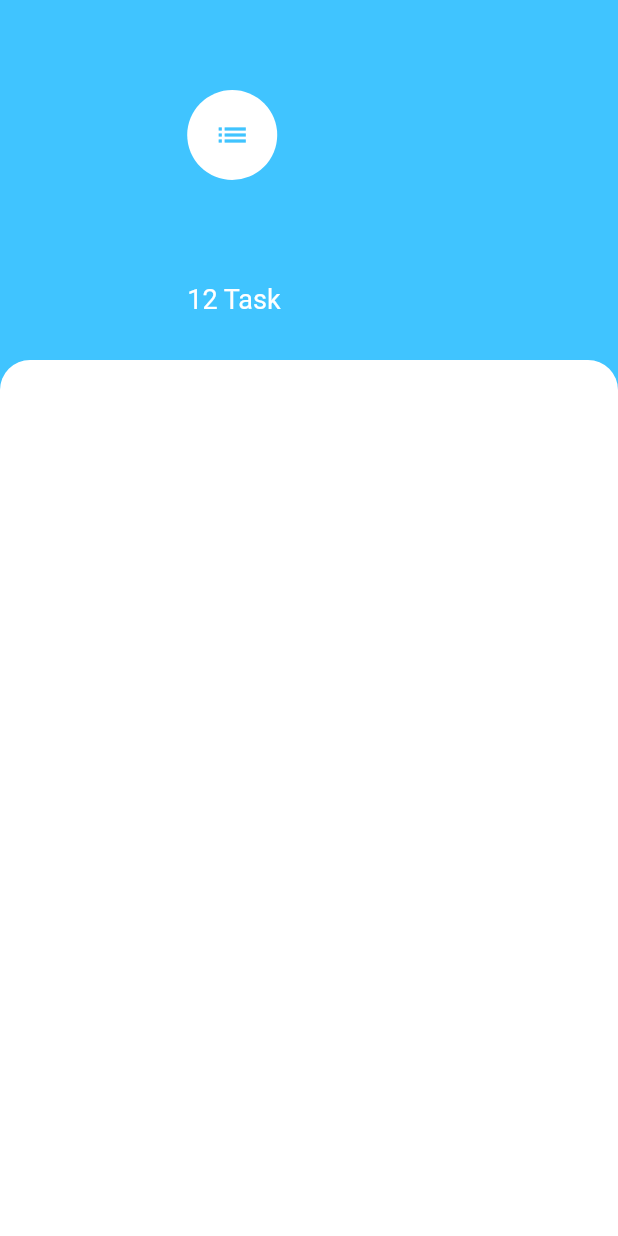
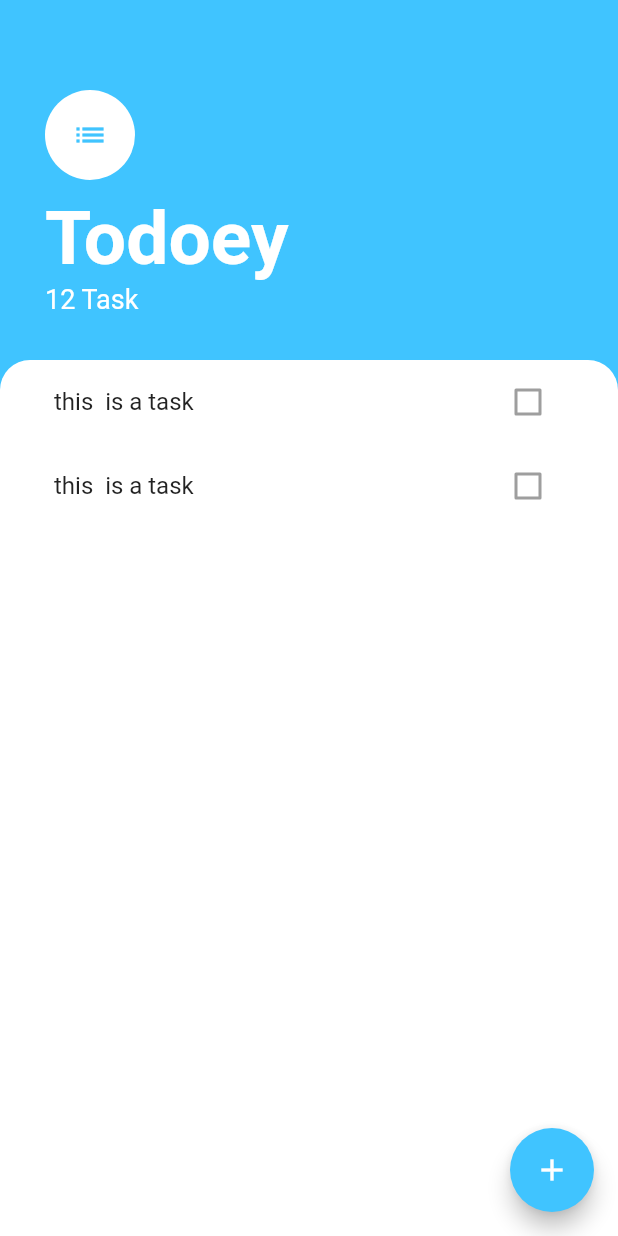
Before and after one commit to phawazzzy/flutter-todoey_app, a Flutter app: the screen it shows after launch, on a phone screen of 412 x 824 dp. Run offline on Flutter 3.47's test engine with Material 2 defaults, Android fonts, the phone set to English and light mode, and no system bars.

Commit message:
widgets breakdown

```diff
--- a/lib/screens/tasks_screen.dart
+++ b/lib/screens/tasks_screen.dart
@@ -1,15 +1,22 @@
 import 'package:flutter/material.dart';
+import 'package:todoey/widgets/task_list.dart';
 
 class TaskScreen extends StatelessWidget {
   @override
   Widget build(BuildContext context) {
     return Scaffold(
       backgroundColor: Colors.lightBlueAccent,
+      floatingActionButton: FloatingActionButton(
+        backgroundColor: Colors.lightBlueAccent,
+        onPressed: () {},
+        child: Icon(Icons.add),
+      ),
       body: Column(
+        crossAxisAlignment: CrossAxisAlignment.start,
         children: <Widget>[
           Container(
-              padding:
-                  EdgeInsets.only(left: 30.0, top: 60.0, right: 30.0, bottom: 30.0),
+              padding: EdgeInsets.only(
+                  left: 30.0, top: 60.0, right: 30.0, bottom: 30.0),
               child: Column(
                 crossAxisAlignment: CrossAxisAlignment.start,
                 children: <Widget>[
@@ -28,7 +35,7 @@ class TaskScreen extends StatelessWidget {
                     "Todoey",
                     style: TextStyle(
                       fontSize: 50.0,
-                      color: Colors.lightBlueAccent,
+                      color: Colors.white,
                       fontWeight: FontWeight.w700,
                     ),
                   ),
@@ -36,17 +43,19 @@ class TaskScreen extends StatelessWidget {
                     '12 Task',
                     style: TextStyle(fontSize: 18.0, color: Colors.white),
                   ),
-
                 ],
               )),
           Expanded(
             child: Container(
+              padding: EdgeInsets.symmetric(horizontal: 20.0),
               decoration: BoxDecoration(
-                  color: Colors.white,
-                  borderRadius: BorderRadius.only(
-                    topRight: Radius.circular(20.0),
-                    topLeft: Radius.circular(20.0),
-                  )),
+                color: Colors.white,
+                borderRadius: BorderRadius.only(
+                  topRight: Radius.circular(20.0),
+                  topLeft: Radius.circular(20.0),
+                ),
+              ),
+              child: TaskList(),
             ),
           ),
         ],
--- /dev/null
+++ b/lib/widgets/task_list.dart
@@ -0,0 +1,19 @@
+import 'package:flutter/material.dart';
+import 'package:todoey/widgets/task_tile.dart';
+
+
+class TaskList extends StatelessWidget {
+  const TaskList({
+    Key key,
+  }) : super(key: key);
+
+  @override
+  Widget build(BuildContext context) {
+    return ListView(
+      children: <Widget>[
+        TaskTile(),
+        TaskTile(),
+      ],
+    );
+  }
+}
--- /dev/null
+++ b/lib/widgets/task_tile.dart
@@ -0,0 +1,15 @@
+import 'package:flutter/material.dart';
+
+class TaskTile extends StatelessWidget {
+  const TaskTile({
+    Key key,
+  }) : super(key: key);
+
+  @override
+  Widget build(BuildContext context) {
+    return ListTile(
+      title: Text('this  is a task'),
+      trailing: Checkbox(value: false, onChanged: null),
+    );
+  }
+}
```
